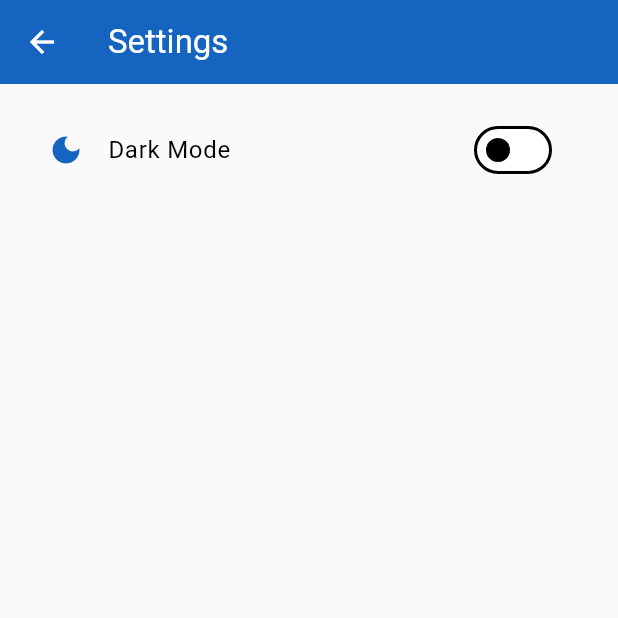
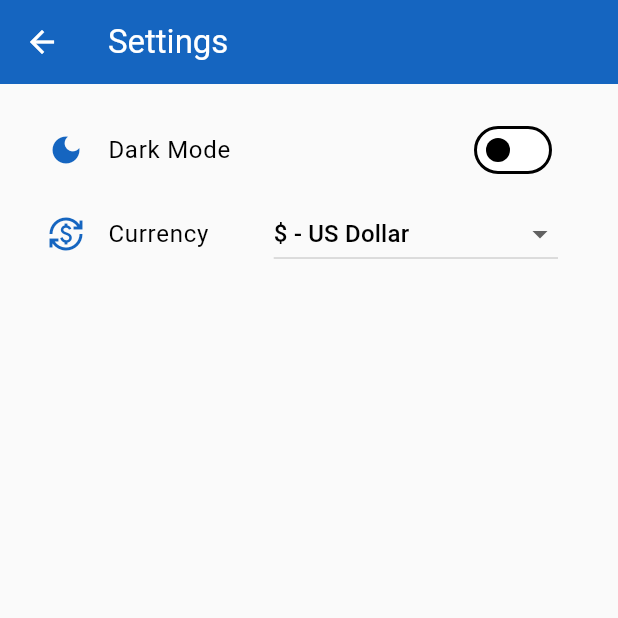
Before and after one commit to Elmehdi-Elhamzaouy/Budget-Managing-App, a Flutter app: the screen it shows after launch, after a tap on the "refresh" icon, after a tap on the "settings" icon, on a phone screen of 412 x 824 dp, the top half of it. Run offline on Flutter 3.47's test engine with Material 3 defaults, Android fonts, the phone set to English and light mode, and no system bars; our stand-ins replace fl_chart, flutter_dotenv, google_generative_ai, pdf, printing, shared_preferences and 1 more; accounts and stored records are empty; network calls fail.

Commit message:
Currencies switch added

```diff
--- /dev/null
+++ b/lib/currencies.dart
@@ -0,0 +1,7 @@
+// currencies.dart
+const Map<String, Map<String, String>> currencies = {
+  'USD': {'symbol': '\$', 'name': 'US Dollar'},
+  'EUR': {'symbol': '€', 'name': 'Euro'},
+  'MAD': {'symbol': 'DH', 'name': 'Moroccan Dirham'},
+  'GBP': {'symbol': '£', 'name': 'British Pound'},
+};
--- a/lib/features/settings/presentation/settings_screen.dart
+++ b/lib/features/settings/presentation/settings_screen.dart
@@ -1,6 +1,7 @@
 import 'package:flutter/material.dart';
 import 'package:provider/provider.dart';
 import 'package:budget_managing/theme_provider.dart';
+import 'package:budget_managing/currencies.dart';
 
 class SettingsScreen extends StatelessWidget {
   const SettingsScreen({super.key});
@@ -10,10 +11,8 @@ class SettingsScreen extends StatelessWidget {
     return Scaffold(
       appBar: AppBar(
         title: Text(
-          'Settings',
-          style: TextStyle(
-            color: Theme.of(context).colorScheme.onPrimary,
-          ),
+          "Settings",
+          style: TextStyle(color: Theme.of(context).colorScheme.onPrimary),
         ),
         backgroundColor: Theme.of(context).colorScheme.primary,
       ),
@@ -22,9 +21,49 @@ class SettingsScreen extends StatelessWidget {
         child: Column(
           children: [
             _buildThemeSwitch(context),
+            _buildCurrencyDropdown(context),
             // Add other settings items here
           ],
         ),
+      ),
+    );
+  }
+
+  Widget _buildCurrencyDropdown(BuildContext context) {
+    final themeProvider = Provider.of<ThemeProvider>(context, listen: false);
+
+    return ListTile(
+      leading: Icon(
+        Icons.currency_exchange,
+        color: Theme.of(context).colorScheme.primary,
+      ),
+      title: Text(
+        'Currency',
+        style: TextStyle(color: Theme.of(context).colorScheme.onSurface),
+      ),
+      trailing: Consumer<ThemeProvider>(
+        builder: (context, provider, child) {
+          return DropdownButton<String>(
+            value: provider.currency,
+            items:
+                currencies.keys.map((String key) {
+                  return DropdownMenuItem<String>(
+                    value: key,
+                    child: Text(
+                      '${currencies[key]!['symbol']!} - ${currencies[key]!['name']!}',
+                      style: TextStyle(
+                        color: Theme.of(context).colorScheme.onSurface,
+                      ),
+                    ),
+                  );
+                }).toList(),
+            onChanged: (String? newValue) {
+              if (newValue != null) {
+                themeProvider.setCurrency(newValue);
+              }
+            },
+          );
+        },
       ),
     );
   }
@@ -37,9 +76,7 @@ Widget _buildThemeSwitch(BuildContext context) {
         return SwitchListTile(
           title: Text(
             'Dark Mode',
-          style: TextStyle(
-            color: Theme.of(context).colorScheme.onSurface,
-          ),
+            style: TextStyle(color: Theme.of(context).colorScheme.onSurface),
           ),
           value: themeProvider.isDarkMode,
           onChanged: (value) async {
--- a/lib/home/presentation/home_screen.dart
+++ b/lib/home/presentation/home_screen.dart
@@ -3,6 +3,7 @@
 import 'package:budget_managing/helpers/extensions.dart';
 import 'package:budget_managing/home/presentation/widgets/ai_suggestions_card.dart';
 import 'package:budget_managing/services/ai_service.dart';
+import 'package:budget_managing/theme_provider.dart';
 import 'package:flutter/material.dart';
 import 'package:flutter/rendering.dart';
 import 'package:intl/intl.dart';
@@ -14,6 +15,8 @@ import '../../services/pdf_service.dart';
 import 'widgets/expense_pie_chart.dart';
 import 'widgets/transaction_list.dart';
 import '../dialogs/all_transactions.dart';
+import 'package:provider/provider.dart';
+import 'package:budget_managing/currencies.dart';
 
 class HomeScreen extends StatefulWidget {
   const HomeScreen({super.key});
@@ -66,9 +69,14 @@ class _HomeScreenState extends State<HomeScreen> {
 
   // Loads AI-generated spending insights
   Future<void> _loadAIData() async {
+    final currencySymbol =
+        currencies[Provider.of<ThemeProvider>(
+          context,
+          listen: false,
+        ).currency]!['symbol']!;
     if (mounted) setState(() => _isLoadingAI = true);
     try {
-      final insight = await _aiService.analyzeSpending();
+      final insight = await _aiService.analyzeSpending(currencySymbol);
       if (mounted) {
         setState(() {
           _aiInsights = insight;
@@ -336,8 +344,11 @@ class _HomeScreenState extends State<HomeScreen> {
 
   // Creates a summary card for displaying financial totals
   Widget _buildSummaryCard(String title, double amount, IconData icon) {
+    final themeProvider = Provider.of<ThemeProvider>(context, listen: false);
+    final currencySymbol = currencies[themeProvider.currency]!['symbol']!;
+
     return Container(
-      width: 110,
+      width: 115,
       padding: const EdgeInsets.all(12),
       decoration: BoxDecoration(
         color: Theme.of(context).colorScheme.surface,
@@ -368,7 +379,7 @@ class _HomeScreenState extends State<HomeScreen> {
           ),
           const SizedBox(height: 4),
           Text(
-            '\$${amount.toStringAsFixed(2)}',
+            '$currencySymbol ${amount.toStringAsFixed(2)}',
             style: Theme.of(context).textTheme.titleMedium?.copyWith(
               fontWeight: FontWeight.bold,
               color: Theme.of(context).colorScheme.onSurface,
@@ -402,6 +413,8 @@ class _HomeScreenState extends State<HomeScreen> {
 
   // Shows dialog for adding new transaction
   void _showTransactionForm(BuildContext context) {
+    final themeProvider = Provider.of<ThemeProvider>(context, listen: false);
+    final currencySymbol = currencies[themeProvider.currency]!['symbol']!;
     showDialog(
       context: context,
       builder:
@@ -440,7 +453,7 @@ class _HomeScreenState extends State<HomeScreen> {
                             controller: _amountController,
                             decoration: InputDecoration(
                               labelText: 'Amount',
-                              prefixText: '\$ ',
+                              prefixText: '$currencySymbol ',
                               border: OutlineInputBorder(
                                 borderRadius: BorderRadius.circular(12),
                               ),
--- a/lib/home/presentation/widgets/transaction_list.dart
+++ b/lib/home/presentation/widgets/transaction_list.dart
@@ -1,5 +1,8 @@
+import 'package:budget_managing/currencies.dart';
+import 'package:budget_managing/theme_provider.dart';
 import 'package:flutter/material.dart';
 import 'package:intl/intl.dart';
+import 'package:provider/provider.dart';
 
 class TransactionList extends StatelessWidget {
   final List<Map<String, dynamic>> transactions;
@@ -15,6 +18,8 @@ class TransactionList extends StatelessWidget {
 
   @override
   Widget build(BuildContext context) {
+    final themeProvider = Provider.of<ThemeProvider>(context, listen: false);
+    final currencySymbol = currencies[themeProvider.currency]!['symbol']!;
     return ListView.builder(
       shrinkWrap: true,
       physics: const NeverScrollableScrollPhysics(),
@@ -71,7 +76,7 @@ class TransactionList extends StatelessWidget {
                   crossAxisAlignment: CrossAxisAlignment.end,
                   children: [
                     Text(
-                      '\$${transaction['amount'].toStringAsFixed(2)}',
+                      '$currencySymbol ${transaction['amount'].toStringAsFixed(2)}',
                       style: TextStyle(
                         fontSize: 16,
                         fontWeight: FontWeight.w600,
--- a/lib/services/ai_service.dart
+++ b/lib/services/ai_service.dart
@@ -1,5 +1,6 @@
 import 'package:flutter_dotenv/flutter_dotenv.dart';
 import 'package:google_generative_ai/google_generative_ai.dart';
+import 'package:intl/intl.dart';
 import 'database_service.dart';
 
 class AIService {
@@ -11,23 +12,36 @@ class AIService {
   AIService(this._dbService)
     : _model = GenerativeModel(model: 'gemini-2.0-flash', apiKey: _apiKey);
 
-  Future<String> analyzeSpending() async {
+  Future<String> analyzeSpending(String currencySymbol) async {
+
     try {
       final transactions = await _dbService.getTransactions();
+      final categories = await _dbService.getCategories();
 
-      // Calculate totals
+      // Calculate totals with proper formatting
       double totalIncome = 0;
       double totalExpenses = 0;
       final List<String> transactionsList = [];
 
       for (final t in transactions) {
-        if (t['type'] == 'income') {
+        final category = categories.firstWhere(
+          (c) => c['id'] == t['category_id'],
+          orElse: () => {'name': 'Unknown'},
+        );
+
+        final amount = (t['amount'] as double).toStringAsFixed(2);
+        final type = t['type'] as String;
+
+        if (type == 'income') {
           totalIncome += t['amount'];
         } else {
           totalExpenses += t['amount'];
         }
+
         transactionsList.add(
-          '${t['date']} - ${t['category']}: \$${t['amount']} (${t['type']})',
+          '${DateFormat('MMM dd').format(DateTime.parse(t['date']))} - '
+          '${category['name']}: '
+          '$currencySymbol$amount ($type)'
         );
       }
 
@@ -35,8 +49,8 @@ class AIService {
       Analyze these financial transactions:
       ${transactionsList.join('\n')}
 
-      Total Income: \$$totalIncome
-      Total Expenses: \$$totalExpenses
+      Total Income: $currencySymbol ${totalIncome.toStringAsFixed(2)}
+      Total Expenses: $currencySymbol ${totalExpenses.toStringAsFixed(2)}
 
       Provide a concise, friendly financial summary focusing on:
       1. Whether income exceeds expenses
@@ -44,7 +58,7 @@ class AIService {
       3. One positive reinforcement
 
       Keep it under 3 sentences and avoid technical terms.
-      Example: "Great news! Your income exceeded expenses this month by \$X.
+      Example: "Great news! Your income exceeded expenses this month by $currencySymbol X.
       Consider saving 20% of the difference. Keep up the good financial habits!"
       ''';
 
--- a/lib/theme_provider.dart
+++ b/lib/theme_provider.dart
@@ -4,6 +4,10 @@ import 'package:shared_preferences/shared_preferences.dart';
 class ThemeProvider extends ChangeNotifier {
   ThemeMode _themeMode = ThemeMode.light;
   static const String _prefKey = 'isDarkMode';
+  String _currency = 'USD'; // Add this
+  static const String _currencyKey = 'selectedCurrency';
+
+  String get currency => _currency;
 
   ThemeProvider() {
     _loadThemePreference();
@@ -16,6 +20,7 @@ class ThemeProvider extends ChangeNotifier {
     final prefs = await SharedPreferences.getInstance();
     final isDark = prefs.getBool(_prefKey) ?? false;
     _themeMode = isDark ? ThemeMode.dark : ThemeMode.light;
+    _currency = prefs.getString(_currencyKey) ?? 'USD'; // Default currency
     notifyListeners();
   }
 
@@ -25,4 +30,11 @@ class ThemeProvider extends ChangeNotifier {
     await prefs.setBool(_prefKey, isDark);
     notifyListeners();
   }
+
+  Future<void> setCurrency(String newCurrency) async {
+    _currency = newCurrency;
+    final prefs = await SharedPreferences.getInstance();
+    await prefs.setString(_currencyKey, newCurrency);
+    notifyListeners();
+  }
 }
--- a/pubspec.yaml
+++ b/pubspec.yaml
@@ -11,7 +11,7 @@ dependencies:
     sdk: flutter
   path: ^1.9.1
   sqflite: ^2.4.2
-  intl: ^0.18.1
+  intl: 0.19.0
   fl_chart: ^0.70.2
   file_saver: ^0.2.14
   printing: ^5.10.3
@@ -21,6 +21,8 @@ dependencies:
   shared_preferences: ^2.5.3
   google_generative_ai: ^0.4.7
   flutter_dotenv: ^5.1.0
+  flutter_localizations:
+    sdk: flutter
 
 dev_dependencies:
   flutter_test:
```
Also changed, not shown: lib/home/dialogs/all_transactions.dart (+40 -14 lines), pubspec.lock. Lines whose indentation alone changed are shown as unchanged.
